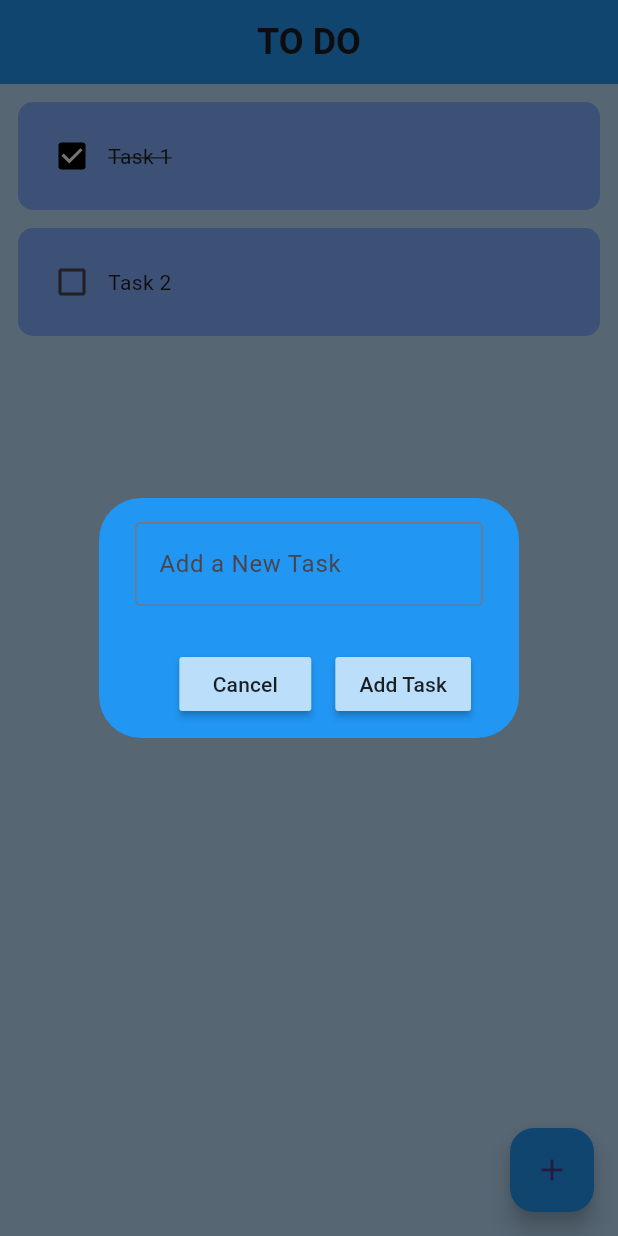
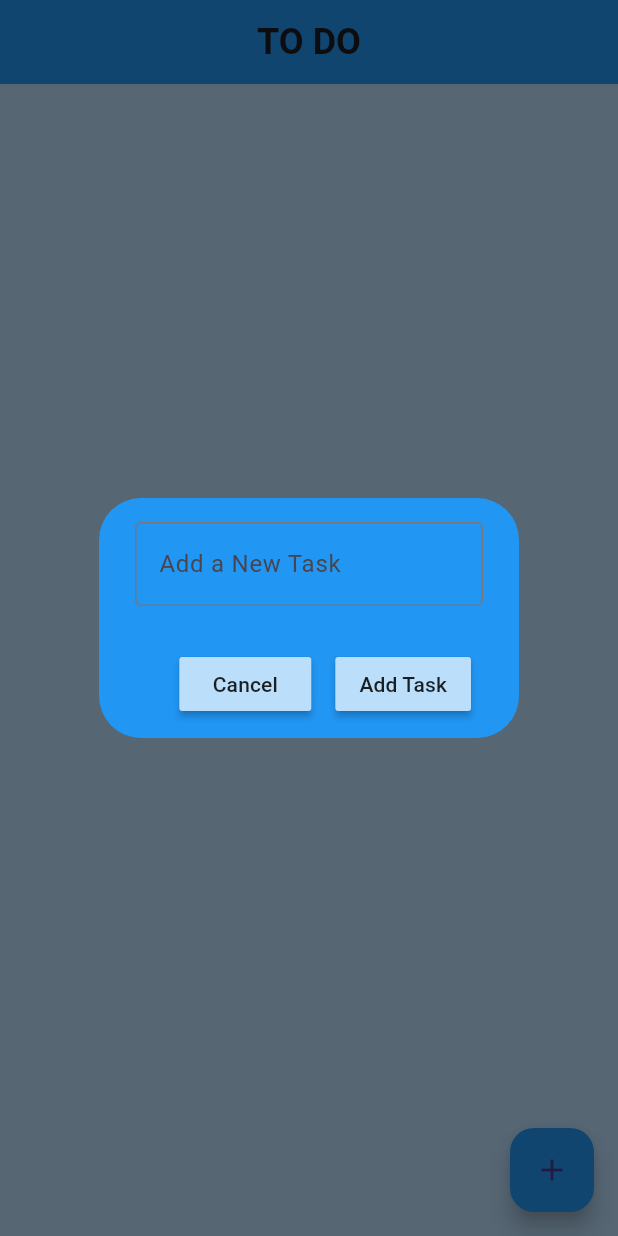
Before and after one commit to tim-pipi/todo_app, a Flutter app: the screen it shows after launch, after a tap on the "add" icon, on a phone screen of 412 x 824 dp. Run offline on Flutter 3.47's test engine with Material 3 defaults, Android fonts, the phone set to English and light mode, and no system bars; drawn by our look-alikes of flutter_slidable; our stand-ins replace hive_flutter; accounts and stored records are empty.

Commit message:
Refactor home_page.dart to use Hive for storing and managing todoList

```diff
--- a/lib/pages/home_page.dart
+++ b/lib/pages/home_page.dart
@@ -1,4 +1,6 @@
 import 'package:flutter/material.dart';
+import 'package:hive_flutter/hive_flutter.dart';
+import 'package:todo_app/data/database.dart';
 import 'package:todo_app/widgets/dialog_box.dart';
 import 'package:todo_app/widgets/todo_tile.dart';
 
@@ -10,22 +12,23 @@ class MyHomePage extends StatefulWidget {
 }
 
 class _MyHomePageState extends State<MyHomePage> {
-  List todoList = [
-    {'taskName': 'Task 1', 'isDone': true},
-    {'taskName': 'Task 2', 'isDone': false},
-  ];
+  // Reference the Hive box
+  final _myBox = Hive.openBox('todoList');
+
+  TodoDatabase db = TodoDatabase();
+
 
   final _controller = TextEditingController();
 
   void setTaskAsDone(bool? value, int index) {
     setState(() {
-      todoList[index]['isDone'] = value!;
+      db.todoList[index]['isDone'] = value!;
     });
   }
 
   void addNewTask() {
     setState(() {
-      todoList.add(
+      db.todoList.add(
         {
           'taskName': _controller.text,
           'isDone': false,
@@ -51,7 +54,7 @@ class _MyHomePageState extends State<MyHomePage> {
 
   void deleteTask(int index) {
     setState(() {
-      todoList.removeAt(index);
+      db.todoList.removeAt(index);
     });
   }
 
@@ -78,11 +81,11 @@ class _MyHomePageState extends State<MyHomePage> {
         child: const Icon(Icons.add),
       ),
       body: ListView.builder(
-        itemCount: todoList.length,
+        itemCount: db.todoList.length,
         itemBuilder: (context, index) {
           return TodoTile(
-            taskName: todoList[index]['taskName'],
-            isDone: todoList[index]['isDone'],
+            taskName: db.todoList[index]['taskName'],
+            isDone: db.todoList[index]['isDone'],
             onChanged: (value) => setTaskAsDone(value, index),
             onDelete: (context) => deleteTask(index),
           );
```
